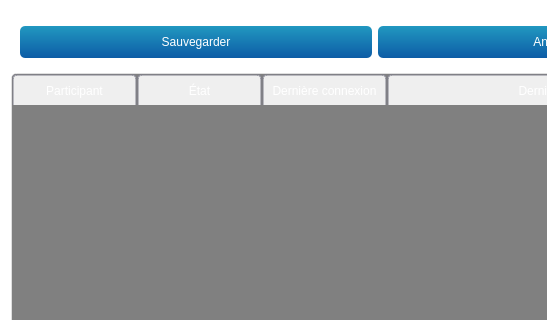
Old version of the form teraplus/client/src/editors/GroupWidget.ui in the repository introlab/opentera; both pictures show x 0 to 547 and y 0 to 320 of the 750 by 505 pixel window.
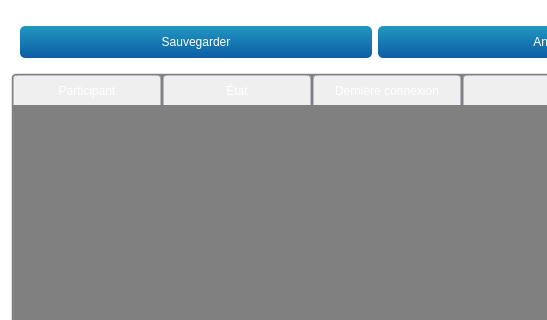
New version of the form. Icons and pictures are not drawn. Custom widgets are drawn as their Qt base class.

```diff
--- a/teraplus/client/src/editors/GroupWidget.ui
+++ b/teraplus/client/src/editors/GroupWidget.ui
@@ -196,7 +196,7 @@
       </sizepolicy>
      </property>
      <attribute name="horizontalHeaderDefaultSectionSize">
-      <number>125</number>
+      <number>150</number>
      </attribute>
      <attribute name="horizontalHeaderStretchLastSection">
       <bool>true</bool>
```
Left out of the diff: 10 changed lines with no effect on the pictures.
